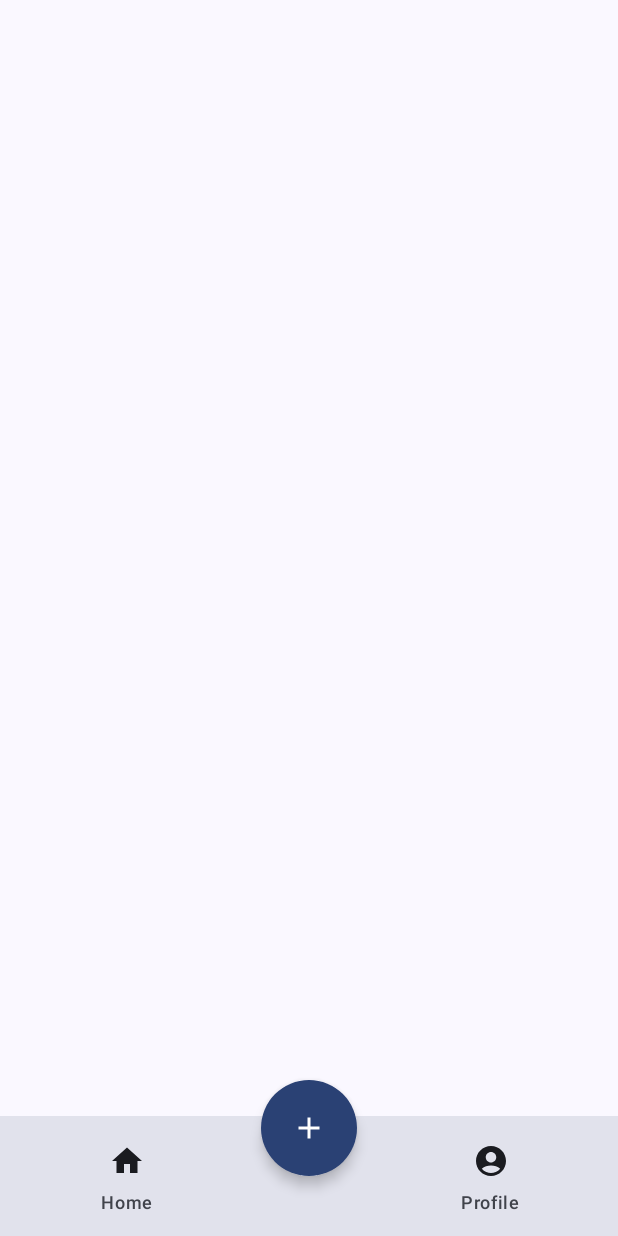
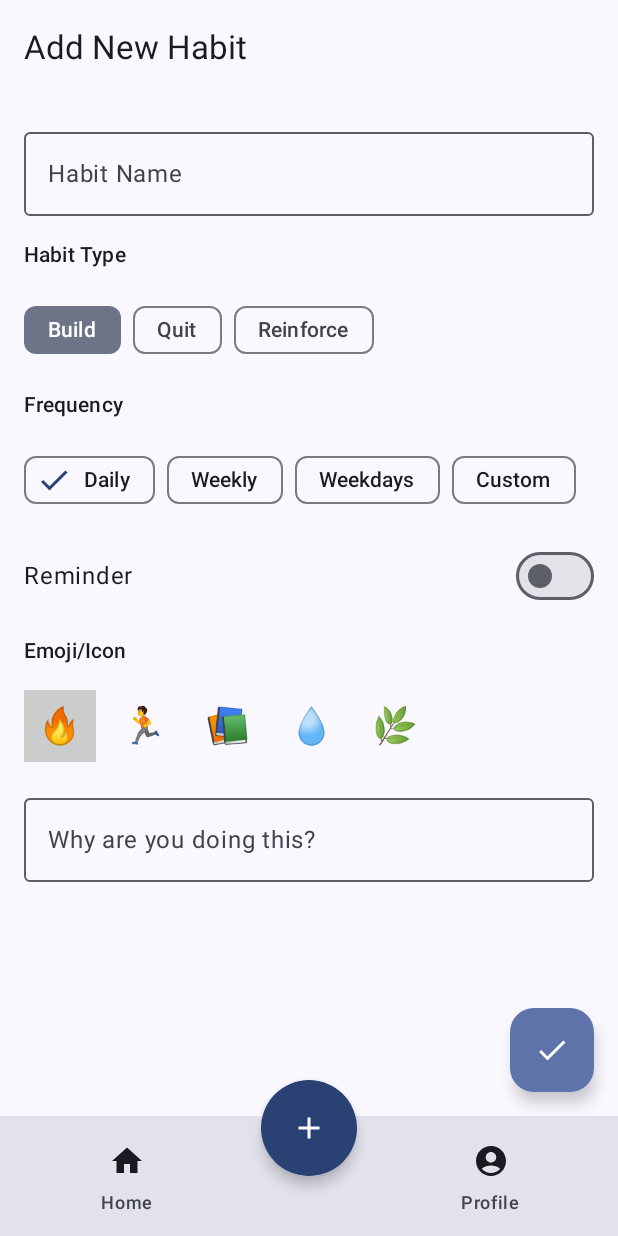
Before and after one commit to EmreRuy/Pattern, an Android app built with Jetpack Compose: the AddHabitScreen screen opened through its navigation route, on a phone screen of 412 x 824 dp. Run offline under Robolectric (Android 15) with nearby library versions, the phone set to English and light mode, and no system bars; libraries missing offline, so code that uses them is left out: nl.dionsegijn.konfetti.

Commit message:
AddHabitScreen

```diff
--- a/app/src/main/java/com/example/pattern/MainActivity.kt
+++ b/app/src/main/java/com/example/pattern/MainActivity.kt
@@ -63,7 +63,7 @@ class MainActivity : ComponentActivity() {
                             HomeScreen()
                         }
                         composable(Screens.Add.route) {
-                            AddHabitScreen()
+                            AddHabitScreen(onSave = { navController.popBackStack() })
                         }
                         composable(Screens.Profile.route) {
                             ProfileScreen()
--- a/app/src/main/java/com/example/pattern/ui/components/BottomNavigationBar.kt
+++ b/app/src/main/java/com/example/pattern/ui/components/BottomNavigationBar.kt
@@ -75,7 +75,7 @@ fun BottomNavigationBar() {
                 HomeScreen()
             }
             composable(Screens.Add.route) {
-                AddHabitScreen()
+                AddHabitScreen(onSave = { navController.popBackStack() })
             }
             composable(Screens.Profile.route) {
                 //Profile Screen
--- a/app/src/main/java/com/example/pattern/ui/components/CustomBottomBar.kt
+++ b/app/src/main/java/com/example/pattern/ui/components/CustomBottomBar.kt
@@ -18,7 +18,6 @@ import androidx.compose.ui.Alignment
 import androidx.compose.ui.Modifier
 import androidx.compose.ui.unit.dp
 import androidx.compose.ui.unit.sp
-import androidx.navigation.NavController
 import com.example.pattern.ui.navigation.BottomNavigationItem
 import com.example.pattern.ui.navigation.Screens
 
--- a/app/src/main/java/com/example/pattern/ui/screens/AddHabitScreen.kt
+++ b/app/src/main/java/com/example/pattern/ui/screens/AddHabitScreen.kt
@@ -1,23 +1,122 @@
 package com.example.pattern.ui.screens
 
-import androidx.compose.foundation.layout.Arrangement
-import androidx.compose.foundation.layout.Column
-import androidx.compose.foundation.layout.fillMaxSize
-import androidx.compose.foundation.layout.padding
-import androidx.compose.runtime.Composable
+import androidx.compose.foundation.background
+import androidx.compose.foundation.clickable
+import androidx.compose.foundation.layout.*
+import androidx.compose.foundation.rememberScrollState
+import androidx.compose.foundation.selection.selectable
+import androidx.compose.foundation.text.BasicTextField
+import androidx.compose.foundation.verticalScroll
+import androidx.compose.material.icons.Icons
+import androidx.compose.material.icons.filled.Check
+import androidx.compose.material3.*
+import androidx.compose.runtime.*
 import androidx.compose.ui.Alignment
 import androidx.compose.ui.Modifier
+import androidx.compose.ui.graphics.Color
+import androidx.compose.ui.res.painterResource
+import androidx.compose.ui.text.input.TextFieldValue
 import androidx.compose.ui.unit.dp
+import androidx.compose.ui.unit.sp
+import java.time.LocalTime
 
+@OptIn(ExperimentalMaterial3Api::class)
 @Composable
-fun AddHabitScreen() {
-    Column(
-        modifier = Modifier
-            .fillMaxSize()
-            .padding(8.dp),
-        horizontalAlignment = Alignment.CenterHorizontally,
-        verticalArrangement = Arrangement.Center
-    ) {
+fun AddHabitScreen(onSave: () -> Unit) {
+    var habitName by remember { mutableStateOf("") }
+    var habitType by remember { mutableStateOf("Build") }
+    var frequency by remember { mutableStateOf("Daily") }
+    var reminderEnabled by remember { mutableStateOf(false) }
+    var reminderTime by remember { mutableStateOf(LocalTime.now()) }
+    var emoji by remember { mutableStateOf("🔥") }
+    var motivationNote by remember { mutableStateOf("") }
 
+    Scaffold(
+        topBar = {
+            TopAppBar(title = { Text("Add New Habit") })
+        },
+        floatingActionButton = {
+            FloatingActionButton(onClick = onSave) {
+                Icon(Icons.Default.Check, contentDescription = "Save")
+            }
+        }
+    ) { padding ->
+        Column(
+            modifier = Modifier
+                .padding(padding)
+                .padding(16.dp)
+                .verticalScroll(rememberScrollState()),
+            verticalArrangement = Arrangement.spacedBy(16.dp)
+        ) {
+            OutlinedTextField(
+                value = habitName,
+                onValueChange = { habitName = it },
+                label = { Text("Habit Name") },
+                modifier = Modifier.fillMaxWidth()
+            )
+
+            Text("Habit Type", style = MaterialTheme.typography.labelLarge)
+            Row(horizontalArrangement = Arrangement.spacedBy(8.dp)) {
+                listOf("Build", "Quit", "Reinforce").forEach { type ->
+                    FilterChip(
+                        selected = habitType == type,
+                        onClick = { habitType = type },
+                        label = { Text(type) },
+                    )
+                }
+            }
+
+            Text("Frequency", style = MaterialTheme.typography.labelLarge)
+            Row(horizontalArrangement = Arrangement.spacedBy(8.dp)) {
+                listOf("Daily", "Weekly", "Weekdays", "Custom").forEach { freq ->
+                    AssistChip(
+                        onClick = { frequency = freq },
+                        label = { Text(freq) },
+                        leadingIcon = if (frequency == freq) {
+                            { Icon(Icons.Default.Check, contentDescription = null) }
+                        } else null
+                    )
+                }
+            }
+
+            Row(verticalAlignment = Alignment.CenterVertically) {
+                Text("Reminder", modifier = Modifier.weight(1f))
+                Switch(checked = reminderEnabled, onCheckedChange = { reminderEnabled = it })
+            }
+
+            if (reminderEnabled) {
+                OutlinedTextField(
+                    value = reminderTime.toString(),
+                    onValueChange = {},
+                    label = { Text("Reminder Time") },
+                    enabled = false,
+                    modifier = Modifier.fillMaxWidth()
+                )
+            }
+
+            Text("Emoji/Icon", style = MaterialTheme.typography.labelLarge)
+            Row(horizontalArrangement = Arrangement.spacedBy(8.dp)) {
+                listOf("🔥", "🏃", "📚", "💧", "🌿").forEach { icon ->
+                    Box(
+                        modifier = Modifier
+                            .size(48.dp)
+                            .background(if (emoji == icon) Color.LightGray else Color.Transparent)
+                            .clickable { emoji = icon },
+                        contentAlignment = Alignment.Center
+                    ) {
+                        Text(icon, fontSize = 24.sp)
+                    }
+                }
+            }
+
+            OutlinedTextField(
+                value = motivationNote,
+                onValueChange = { motivationNote = it },
+                label = { Text("Why are you doing this?") },
+                modifier = Modifier.fillMaxWidth(),
+                singleLine = false,
+                maxLines = 3
+            )
+        }
     }
 }
--- a/gradle/libs.versions.toml
+++ b/gradle/libs.versions.toml
@@ -1,15 +1,16 @@
 [versions]
-agp = "8.9.1"
+agp = "8.9.2"
 kotlin = "2.0.21"
 coreKtx = "1.16.0"
 junit = "4.13.2"
 junitVersion = "1.2.1"
 espressoCore = "3.6.1"
-lifecycleRuntimeKtx = "2.8.7"
+lifecycleRuntimeKtx = "2.9.0"
 activityCompose = "1.10.1"
-composeBom = "2025.04.00"
-uiTextGoogleFonts = "1.7.8"
+composeBom = "2025.05.00"
+uiTextGoogleFonts = "1.8.1"
 hilt-navigation-compose = "1.2.0"
+
 
 [libraries]
 konfetti-compose = { module = "nl.dionsegijn:konfetti-compose", version = "2.0.4" }
```
